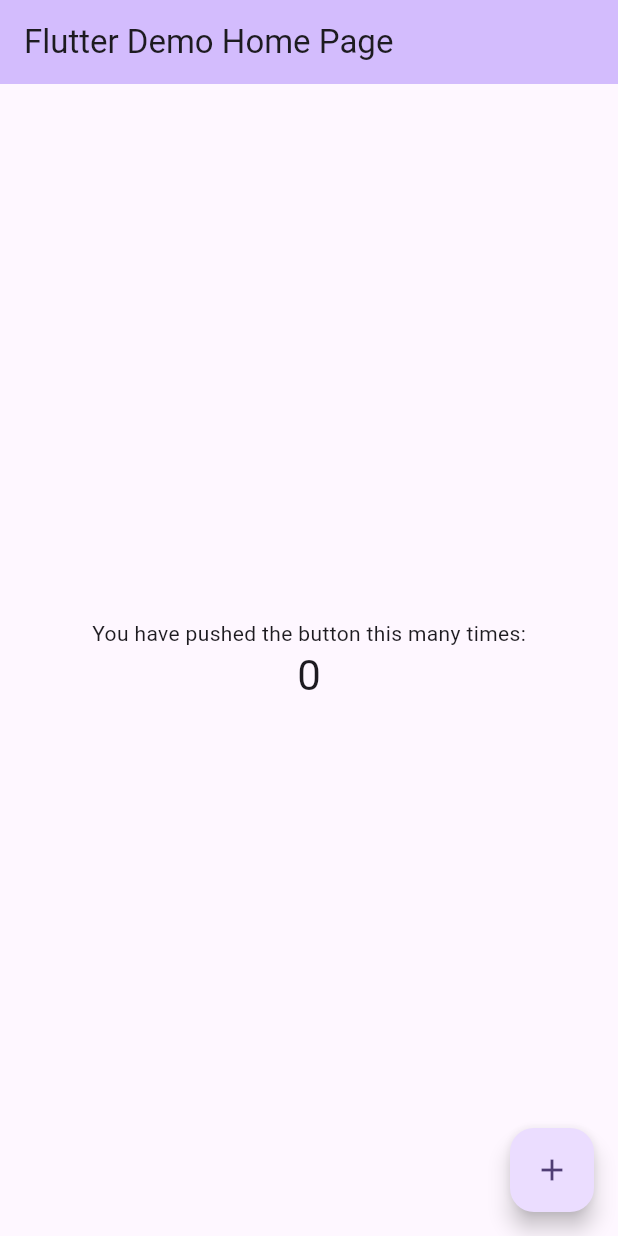
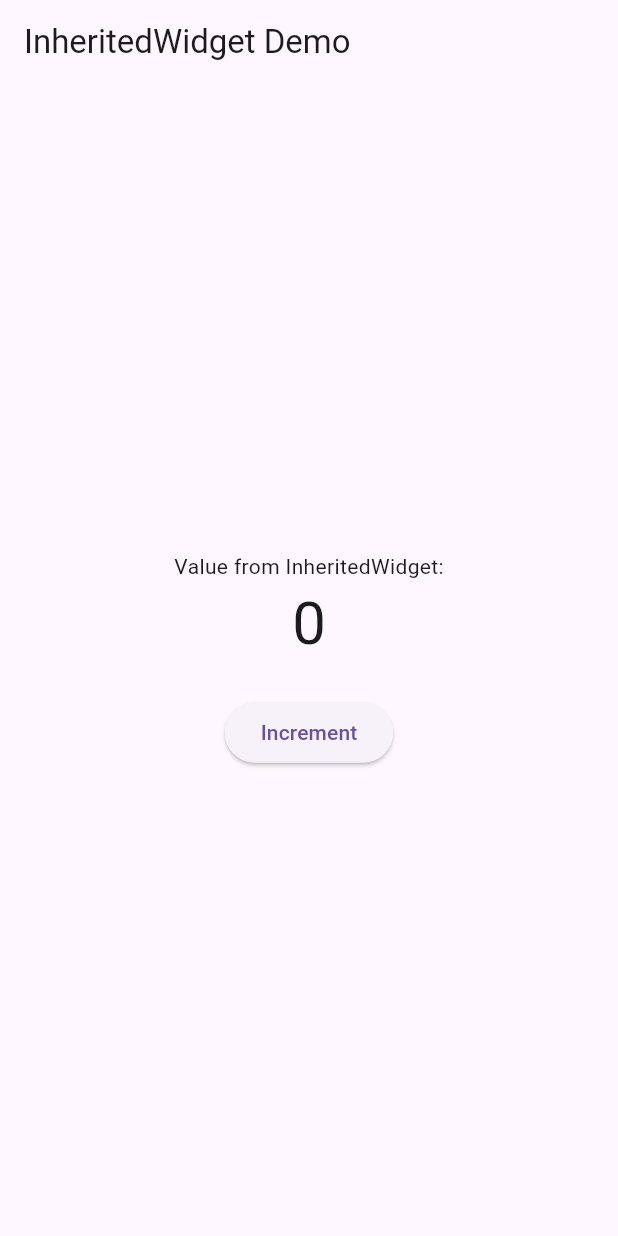
Before and after one commit to dzulfikar05/pmr-mob-dart, a Flutter app: the screen it shows after launch, on a phone screen of 412 x 824 dp. Run offline on Flutter 3.47's test engine with Material 3 defaults, Android fonts, the phone set to English and light mode, and no system bars; our stand-ins replace camera, geolocator, go_router; missing offline and left inert: baseflow_plugin_template.

Commit message:
pertemuan 12 : state management - InheritedWidget

```diff
--- /dev/null
+++ b/pertemuan12/state_management/lib/counter_inherited.dart
@@ -0,0 +1,21 @@
+import 'package:flutter/widgets.dart';
+
+class CounterInherited extends InheritedWidget {
+  final int count;
+
+  const CounterInherited({
+    required this.count,
+    required Widget child,
+    Key? key,
+  }) : super(key: key, child: child);
+
+  static CounterInherited of(BuildContext context) {
+    final CounterInherited? result =
+        context.dependOnInheritedWidgetOfExactType<CounterInherited>();
+    assert(result != null, 'CounterInherited not found in context');
+    return result!;
+  }
+
+  @override
+  bool updateShouldNotify(CounterInherited old) => old.count != count;
+}
--- a/pertemuan12/state_management/lib/main.dart
+++ b/pertemuan12/state_management/lib/main.dart
@@ -1,122 +1,45 @@
 import 'package:flutter/material.dart';
+import 'counter_inherited.dart';
 
-void main() {
-  runApp(const MyApp());
+void main() => runApp(MyApp());
+
+class MyApp extends StatefulWidget {
+  @override
+  State<MyApp> createState() => _MyAppState();
 }
 
-class MyApp extends StatelessWidget {
-  const MyApp({super.key});
+class _MyAppState extends State<MyApp> {
+  int counter = 0;
 
-  // This widget is the root of your application.
   @override
   Widget build(BuildContext context) {
-    return MaterialApp(
-      title: 'Flutter Demo',
-      theme: ThemeData(
-        // This is the theme of your application.
-        //
-        // TRY THIS: Try running your application with "flutter run". You'll see
-        // the application has a purple toolbar. Then, without quitting the app,
-        // try changing the seedColor in the colorScheme below to Colors.green
-        // and then invoke "hot reload" (save your changes or press the "hot
-        // reload" button in a Flutter-supported IDE, or press "r" if you used
-        // the command line to start the app).
-        //
-        // Notice that the counter didn't reset back to zero; the application
-        // state is not lost during the reload. To reset the state, use hot
-        // restart instead.
-        //
-        // This works for code too, not just values: Most code changes can be
-        // tested with just a hot reload.
-        colorScheme: ColorScheme.fromSeed(seedColor: Colors.deepPurple),
+    return CounterInherited(
+      count: counter,
+      child: MaterialApp(
+        home: Scaffold(
+          appBar: AppBar(title: Text("InheritedWidget Demo")),
+          body: Center(
+            child: Column(
+              mainAxisAlignment: MainAxisAlignment.center,
+              children: [
+                Text("Value from InheritedWidget:"),
+                Builder(builder: (context) {
+                  final data = CounterInherited.of(context).count;
+                  return Text(
+                    "$data",
+                    style: TextStyle(fontSize: 40),
+                  );
+                }),
+                SizedBox(height: 20),
+                ElevatedButton(
+                  onPressed: () => setState(() => counter++),
+                  child: Text("Increment"),
+                )
+              ],
+            ),
+          ),
+        ),
       ),
-      home: const MyHomePage(title: 'Flutter Demo Home Page'),
     );
   }
 }
-
-class MyHomePage extends StatefulWidget {
-  const MyHomePage({super.key, required this.title});
-
-  // This widget is the home page of your application. It is stateful, meaning
-  // that it has a State object (defined below) that contains fields that affect
-  // how it looks.
-
-  // This class is the configuration for the state. It holds the values (in this
-  // case the title) provided by the parent (in this case the App widget) and
-  // used by the build method of the State. Fields in a Widget subclass are
-  // always marked "final".
-
-  final String title;
-
-  @override
-  State<MyHomePage> createState() => _MyHomePageState();
-}
-
-class _MyHomePageState extends State<MyHomePage> {
-  int _counter = 0;
-
-  void _incrementCounter() {
-    setState(() {
-      // This call to setState tells the Flutter framework that something has
-      // changed in this State, which causes it to rerun the build method below
-      // so that the display can reflect the updated values. If we changed
-      // _counter without calling setState(), then the build method would not be
-      // called again, and so nothing would appear to happen.
-      _counter++;
-    });
-  }
-
-  @override
-  Widget build(BuildContext context) {
-    // This method is rerun every time setState is called, for instance as done
-    // by the _incrementCounter method above.
-    //
-    // The Flutter framework has been optimized to make rerunning build methods
-    // fast, so that you can just rebuild anything that needs updating rather
-    // than having to individually change instances of widgets.
-    return Scaffold(
-      appBar: AppBar(
-        // TRY THIS: Try changing the color here to a specific color (to
-        // Colors.amber, perhaps?) and trigger a hot reload to see the AppBar
-        // change color while the other colors stay the same.
-        backgroundColor: Theme.of(context).colorScheme.inversePrimary,
-        // Here we take the value from the MyHomePage object that was created by
-        // the App.build method, and use it to set our appbar title.
-        title: Text(widget.title),
-      ),
-      body: Center(
-        // Center is a layout widget. It takes a single child and positions it
-        // in the middle of the parent.
-        child: Column(
-          // Column is also a layout widget. It takes a list of children and
-          // arranges them vertically. By default, it sizes itself to fit its
-          // children horizontally, and tries to be as tall as its parent.
-          //
-          // Column has various properties to control how it sizes itself and
-          // how it positions its children. Here we use mainAxisAlignment to
-          // center the children vertically; the main axis here is the vertical
-          // axis because Columns are vertical (the cross axis would be
-          // horizontal).
-          //
-          // TRY THIS: Invoke "debug painting" (choose the "Toggle Debug Paint"
-          // action in the IDE, or press "p" in the console), to see the
-          // wireframe for each widget.
-          mainAxisAlignment: MainAxisAlignment.center,
-          children: <Widget>[
-            const Text('You have pushed the button this many times:'),
-            Text(
-              '$_counter',
-              style: Theme.of(context).textTheme.headlineMedium,
-            ),
-          ],
-        ),
-      ),
-      floatingActionButton: FloatingActionButton(
-        onPressed: _incrementCounter,
-        tooltip: 'Increment',
-        child: const Icon(Icons.add),
-      ), // This trailing comma makes auto-formatting nicer for build methods.
-    );
-  }
-}
```
